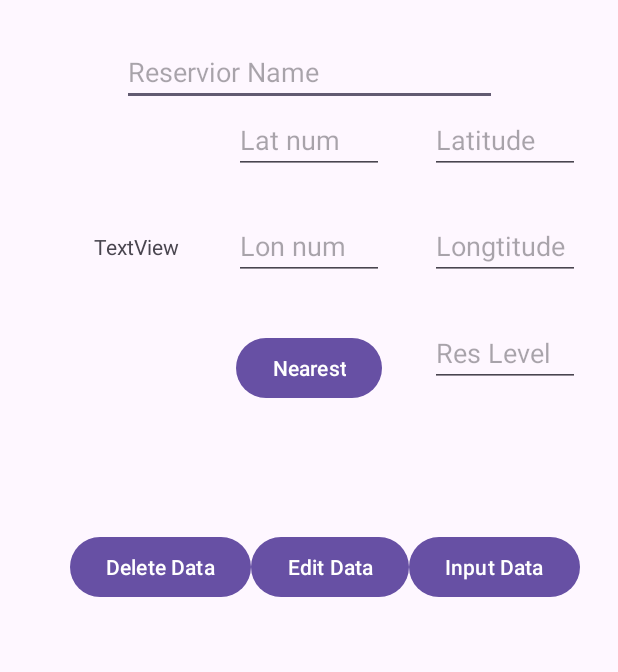
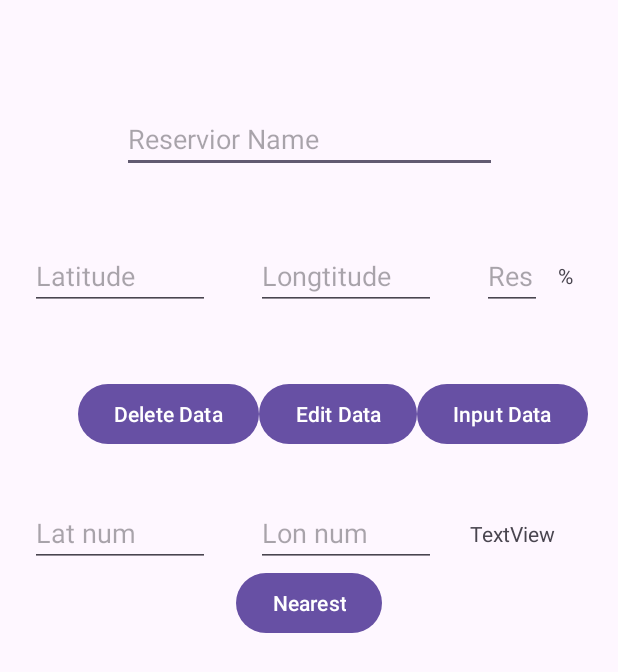
Before and after one commit to Dan-Breslin/PureFlow_Group_Project, an Android app: the screen it shows after launch (Database), on a phone screen of 412 x 824 dp. Shown: the top 672 px of the screen. Run offline under Robolectric (Android 15) with nearby library versions, the phone set to English and light mode, and no system bars; our stand-ins replace Firebase (no records; nobody signed in at launch, a user with empty details on screens opened directly).

```diff
--- a/app/src/main/java/com/example/pureflow_group_project/Database.java
+++ b/app/src/main/java/com/example/pureflow_group_project/Database.java
@@ -31,10 +31,8 @@ public class Database extends AppCompatActivity {
     TextView test;
     Button add, checkDist, edit;
     ListView myListView;
-
     double distance1 = 0, distance2=0;
     int locTracker=0;
-
     DatabaseReference resdbRef;
     List<Reservoirs> reservoirsList;
 
@@ -76,7 +74,7 @@ public class Database extends AppCompatActivity {
                 String name = name_Input.getText().toString();
                 double lat = Double.parseDouble(lat_Input.getText().toString());
                 double lon = Double.parseDouble(lon_Input.getText().toString());
-                double level = Double.parseDouble(lvl_Input.getText().toString());
+                int level = Integer.parseInt(lvl_Input.getText().toString());
 
                 Reservoirs reservoirs = new Reservoirs(name,lat,lon,level);
                 resdbRef.push().setValue(reservoirs);
@@ -114,6 +112,9 @@ public class Database extends AppCompatActivity {
                 }
                 ListAdapter adapter = new ListAdapter(Database.this, reservoirsList);
                 myListView.setAdapter(adapter);
+
+                for (int i=0;i<reservoirsList.size();i++){
+                }
             }
             @Override
             public void onCancelled(@NonNull DatabaseError error) {
--- a/app/src/main/java/com/example/pureflow_group_project/Reservoirs.java
+++ b/app/src/main/java/com/example/pureflow_group_project/Reservoirs.java
@@ -4,9 +4,9 @@ public class Reservoirs {
     String name;
     double lat;
     double lon;
-    double lvl;
+    int lvl;
 
-    public Reservoirs(String name, double lat, double lon, double lvl) {
+    public Reservoirs(String name, double lat, double lon, int lvl) {
         this.name = name;
         this.lat = lat;
         this.lon = lon;
@@ -29,7 +29,7 @@ public class Reservoirs {
         return lon;
     }
 
-    public double getLvl() {
+    public int getLvl() {
         return lvl;
     }
 
--- a/app/src/main/res/layout/activity_database.xml
+++ b/app/src/main/res/layout/activity_database.xml
@@ -4,9 +4,17 @@
     xmlns:tools="http://schemas.android.com/tools"
     android:layout_width="match_parent"
     android:layout_height="match_parent"
-    android:padding="25dp"
+    android:padding="20dp"
     tools:context=".Database">
 
+
+    <Space
+        android:id="@+id/eSpace"
+        android:layout_width="match_parent"
+        android:layout_height="50dp"
+        android:visibility="visible"
+        tools:layout_editor_absoluteX="20dp"
+        tools:layout_editor_absoluteY="20dp" />
 
     <EditText
         android:id="@+id/eText_ResName"
@@ -17,37 +25,39 @@
         android:inputType="text"
         app:layout_constraintStart_toStartOf="parent"
         app:layout_constraintEnd_toEndOf="parent"
-        app:layout_constraintTop_toTopOf="parent" />
+        app:layout_constraintTop_toBottomOf="@+id/eSpace" />
 
     <EditText
         android:id="@+id/eText_Lat"
-        android:layout_width="100dp"
+        android:layout_width="120dp"
         android:layout_height="wrap_content"
         android:hint="Latitude"
         android:inputType="numberSigned|numberDecimal"
-        app:layout_constraintEnd_toEndOf="parent"
-        app:layout_constraintTop_toBottomOf="@+id/eText_ResName" />
+        app:layout_constraintStart_toStartOf="parent"
+        app:layout_constraintTop_toBottomOf="@+id/eText_ResName"
+        app:layout_constraintBottom_toTopOf="@+id/btn_EditRes"/>
 
     <EditText
         android:id="@+id/eText_Long"
-        android:layout_width="100dp"
+        android:layout_width="120dp"
         android:layout_height="wrap_content"
         android:hint="Longtitude"
         android:inputType="numberSigned|numberDecimal"
-        app:layout_constraintEnd_toEndOf="parent"
-        app:layout_constraintTop_toBottomOf="@+id/eText_Lat"
-        app:layout_constraintBottom_toTopOf="@+id/eText_Levels"/>
+        app:layout_constraintStart_toEndOf="@+id/eText_Lat"
+        app:layout_constraintEnd_toStartOf="@id/eText_Levels"
+        app:layout_constraintTop_toBottomOf="@+id/eText_ResName"
+        app:layout_constraintBottom_toTopOf="@+id/btn_EditRes"/>
 
     <EditText
         android:id="@+id/eText_Levels"
-        android:layout_width="100dp"
+        android:layout_width="40dp"
         android:layout_height="wrap_content"
         android:hint="Res Level"
         android:inputType="number"
         app:layout_constraintEnd_toEndOf="parent"
-        app:layout_constraintTop_toBottomOf="@+id/eText_Lat"
-        app:layout_constraintBottom_toTopOf="@+id/btn_InputRes"
-        />
+        app:layout_constraintStart_toEndOf="@+id/eText_Long"
+        app:layout_constraintTop_toBottomOf="@+id/eText_ResName"
+        app:layout_constraintBottom_toTopOf="@+id/btn_EditRes"/>
 
     <Button
         android:id="@+id/btn_InputRes"
@@ -56,9 +66,8 @@
         android:layout_height="wrap_content"
         android:text="Input Data"
         app:layout_constraintEnd_toEndOf="parent"
-        app:layout_constraintTop_toBottomOf="@+id/eText_Levels"
-        app:layout_constraintBottom_toTopOf="@+id/listView"
-        />
+        app:layout_constraintBottom_toTopOf="@+id/test"
+        app:layout_constraintTop_toBottomOf="@+id/eText_Levels" />
 
     <Button
         android:id="@+id/btn_EditRes"
@@ -68,7 +77,7 @@
         android:text="Edit Data"
         app:layout_constraintEnd_toStartOf="@+id/btn_InputRes"
         app:layout_constraintTop_toBottomOf="@+id/eText_Levels"
-        app:layout_constraintBottom_toTopOf="@+id/listView"
+        app:layout_constraintBottom_toTopOf="@+id/test"
         />
 
     <Button
@@ -79,7 +88,7 @@
         android:text="Delete Data"
         app:layout_constraintEnd_toStartOf="@+id/btn_EditRes"
         app:layout_constraintTop_toBottomOf="@+id/eText_Levels"
-        app:layout_constraintBottom_toTopOf="@+id/listView"
+        app:layout_constraintBottom_toTopOf="@+id/test"
         />
 
 
@@ -89,11 +98,22 @@
         android:layout_width="wrap_content"
         android:layout_height="wrap_content"
         android:text="Nearest"
+        app:layout_constraintEnd_toEndOf="parent"
         app:layout_constraintStart_toStartOf="parent"
-        app:layout_constraintEnd_toEndOf="@id/btn_InputRes"
-        app:layout_constraintTop_toBottomOf="@+id/eText_Long"
-        app:layout_constraintBottom_toTopOf="@+id/listViewSch" />
+        app:layout_constraintTop_toBottomOf="@+id/btn_EditRes"
+        app:layout_constraintBottom_toTopOf="@+id/listView"
+        />
 
+    <TextView
+        android:id="@+id/percent"
+        android:layout_width="wrap_content"
+        android:layout_height="wrap_content"
+        android:text="%"
+        android:textAlignment="center"
+        app:layout_constraintEnd_toEndOf="parent"
+        app:layout_constraintStart_toEndOf="@+id/eText_Levels"
+        app:layout_constraintTop_toTopOf="@+id/eText_Levels"
+        app:layout_constraintBottom_toBottomOf="@+id/eText_Levels"/>
 
     <TextView
         android:id="@+id/test"
@@ -101,43 +121,37 @@
         android:layout_height="wrap_content"
         android:text="TextView"
         android:textAlignment="center"
-        app:layout_constraintStart_toStartOf="parent"
-        app:layout_constraintEnd_toStartOf="@+id/testInpLon"
+        app:layout_constraintEnd_toEndOf="parent"
+        app:layout_constraintStart_toEndOf="@+id/testInpLon"
         app:layout_constraintTop_toTopOf="@+id/testInpLon"
         app:layout_constraintBottom_toBottomOf="@+id/testInpLon"/>
 
     <EditText
         android:id="@+id/testInpLat"
-        android:layout_width="100dp"
+        android:layout_width="120dp"
         android:layout_height="wrap_content"
         android:inputType="numberSigned|numberDecimal"
         android:hint="Lat num"
         app:layout_constraintStart_toStartOf="parent"
         app:layout_constraintEnd_toEndOf="@+id/eText_Lat"
-        app:layout_constraintTop_toTopOf="@+id/eText_Lat"/>
+        app:layout_constraintBottom_toTopOf="@+id/btn_Search"/>
 
     <EditText
         android:id="@+id/testInpLon"
-        android:layout_width="100dp"
+        android:layout_width="120dp"
         android:layout_height="wrap_content"
         android:inputType="numberSigned|numberDecimal"
         android:hint="Lon num"
-        app:layout_constraintStart_toStartOf="parent"
         app:layout_constraintEnd_toEndOf="@+id/eText_Long"
-        app:layout_constraintTop_toTopOf="@+id/eText_Long" />
+        app:layout_constraintStart_toEndOf="@+id/testInpLat"
+        app:layout_constraintEnd_toStartOf="@id/eText_Levels"
+        app:layout_constraintBottom_toTopOf="@+id/btn_Search"/>
 
     <ListView
         android:id="@+id/listView"
         android:layout_width="wrap_content"
         android:layout_height="300dp"
-        app:layout_constraintStart_toStartOf="parent"
-        app:layout_constraintBottom_toBottomOf="parent" />
-
-    <ListView
-        android:id="@+id/listViewSch"
-        android:layout_width="wrap_content"
-        android:layout_height="50dp"
-        app:layout_constraintStart_toStartOf="parent"
-        app:layout_constraintBottom_toTopOf="@+id/btn_InputRes" />
+        app:layout_constraintBottom_toBottomOf="parent"
+        app:layout_constraintStart_toStartOf="parent" />
 
 </androidx.constraintlayout.widget.ConstraintLayout>
```
